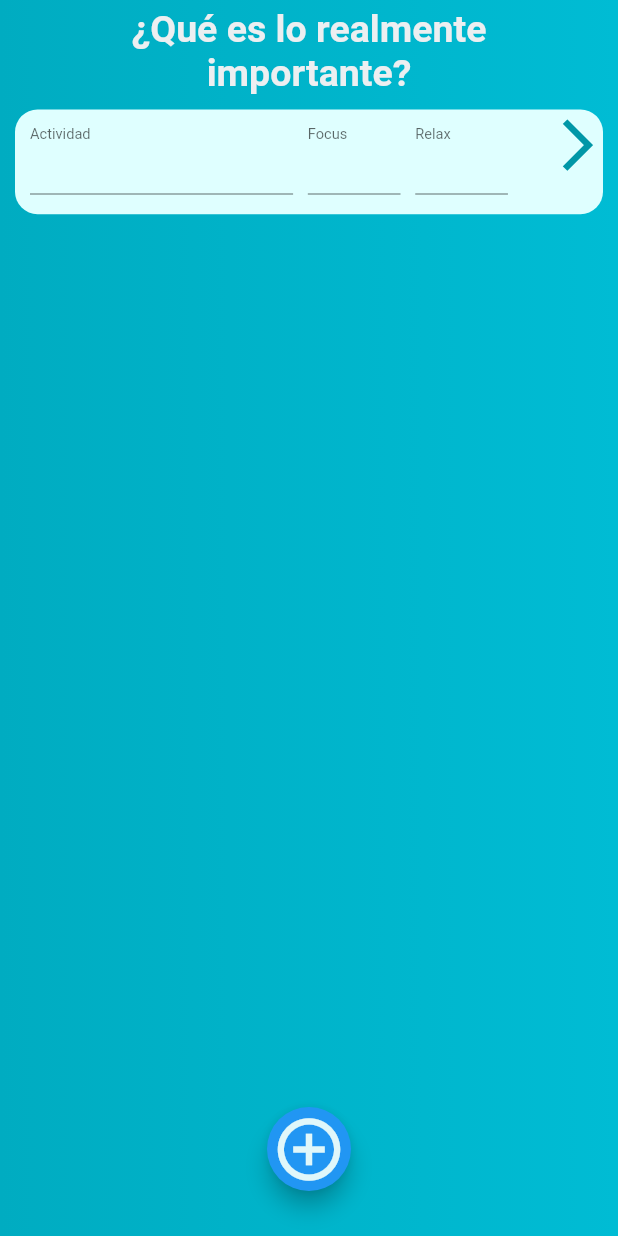
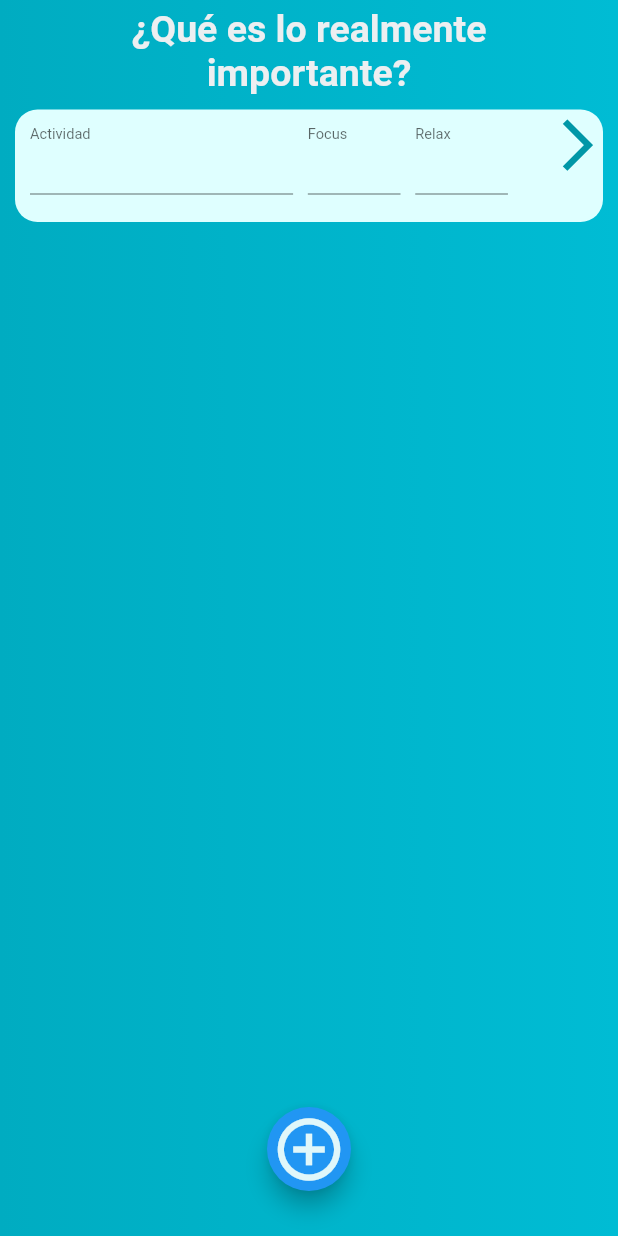
Before and after one commit to IsraMejia/Aquadoro-LaboratorioMultimedia, a Flutter app: the screen it shows after launch, after a tap on the "add circle outline" icon, on a phone screen of 412 x 824 dp. Run offline on Flutter 3.47's test engine with Material 2 defaults, Android fonts, the phone set to English and light mode, and no system bars; our stand-ins replace animated_text_kit, flare_flutter, google_fonts, splashscreen.

Commit message:
UltimosCambiosAquadoro - Ajustamos las cards para que se vean mejor

```diff
--- a/lib/goal_card.dart
+++ b/lib/goal_card.dart
@@ -29,6 +29,7 @@ class _GoalCardState extends State<GoalCard> {
       axisAlignment: 0.0,
       child: Center(
         child: Container(
+          height: 75,
           margin: EdgeInsets.all(10),
           //  width: anchoPantalla * 0.9,
           decoration: BoxDecoration(
@@ -77,7 +78,7 @@ class _GoalCardState extends State<GoalCard> {
                     },
                     child: Icon(
                       Icons.arrow_forward_ios,
-                      size: anchoPantalla * 0.1,
+                      size: (MediaQuery.of(context).size.width < 600) ?anchoPantalla * 0.1 : 40,
                       color: Colors.cyan[700],
                     )), //---------------------------------------
               ),
```
Also changed, not shown: 1 other file.
